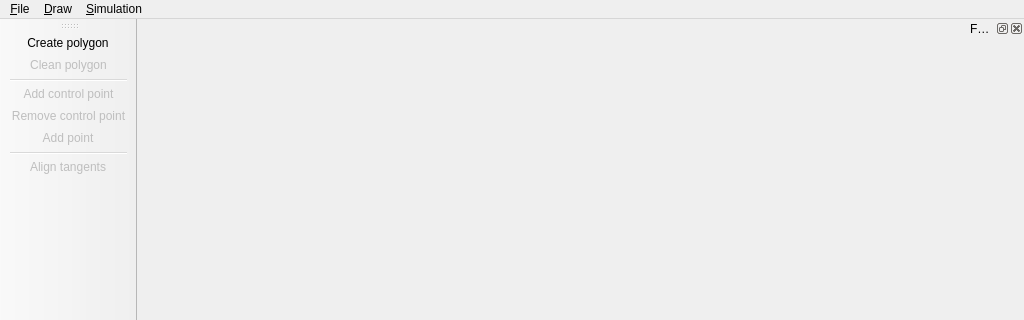
Before: the Qt Designer form trunk/Projet/trunk/Ui/mainwindow.ui in BackupTheBerlios/qtfin-svn, drawn with Qt 5; both pictures show x 0 to 1024 and y 0 to 320 of the 1024 by 768 pixel window.
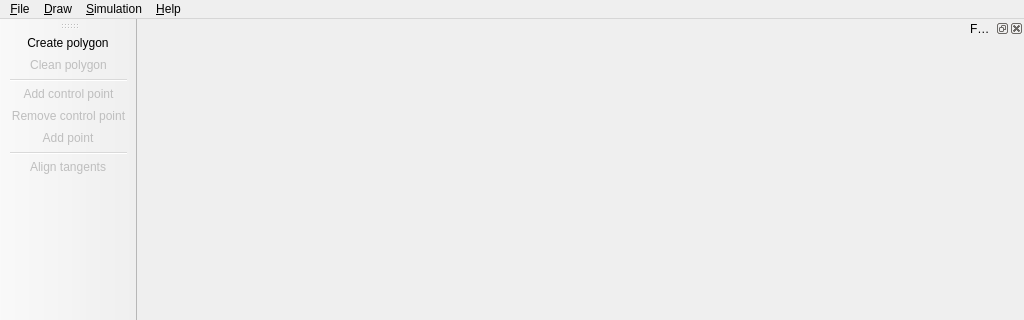
After: the same form once the commit is applied.

Patch:
```diff
--- a/trunk/Projet/trunk/Ui/mainwindow.ui
+++ b/trunk/Projet/trunk/Ui/mainwindow.ui
@@ -48,9 +48,17 @@
     <addaction name="action_Show_Grid"/>
     <addaction name="action_Properties"/>
    </widget>
+   <widget class="QMenu" name="menu_Help">
+    <property name="title">
+     <string>&amp;Help</string>
+    </property>
+    <addaction name="action_About"/>
+    <addaction name="actionAbout_Qt"/>
+   </widget>
    <addaction name="menu_File"/>
    <addaction name="menu_Draw"/>
    <addaction name="menu_Simulation"/>
+   <addaction name="menu_Help"/>
   </widget>
   <widget class="QToolBar" name="mainToolBar">
    <property name="floatable">
```
Left out of the diff: 19 changed lines with no effect on the pictures.
